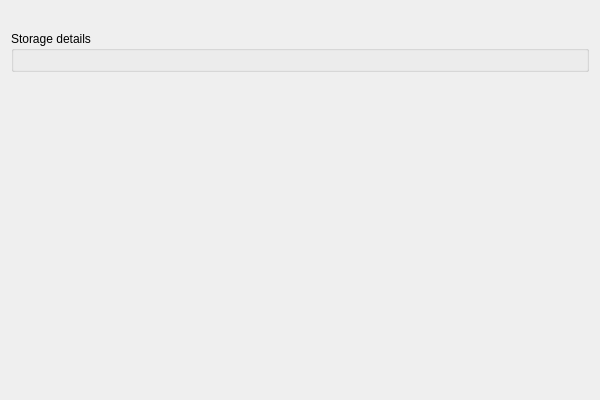
Old version of the form vbox/src/VBox/Frontends/VirtualBox/src/wizards/newhd/UINewHDWizardPageVariant.ui in the repository jljuxgm/vboxgit.
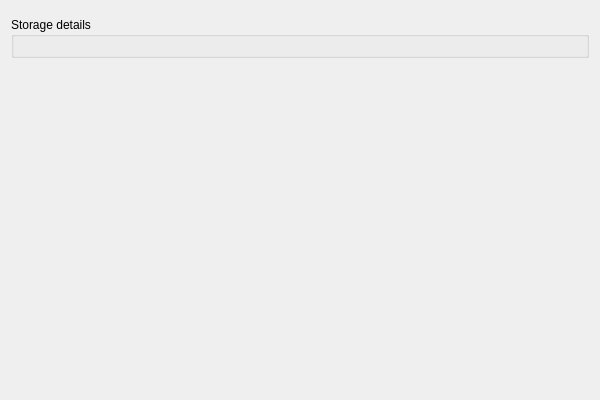
New version of the form. Custom widgets are drawn as their Qt base class.

The edit to the form file:
```diff
--- a/vbox/src/VBox/Frontends/VirtualBox/src/wizards/newhd/UINewHDWizardPageVariant.ui
+++ b/vbox/src/VBox/Frontends/VirtualBox/src/wizards/newhd/UINewHDWizardPageVariant.ui
@@ -23,25 +23,18 @@
     <height>400</height>
    </rect>
   </property>
-  <property name="sizePolicy">
-   <sizepolicy hsizetype="Minimum" vsizetype="Minimum">
-    <horstretch>0</horstretch>
-    <verstretch>0</verstretch>
-   </sizepolicy>
-  </property>
   <layout class="QVBoxLayout" name="m_pMainLayout">
-   <property name="bottomMargin" >
-    <number>0</number>
-   </property>
    <item>
-    <widget class="QILabel" name="m_pLabel">
-     <property name="wordWrap">
-      <bool>true</bool>
-     </property>
-    </widget>
+    <widget class="QIRichTextLabel" name="m_pLabel"/>
    </item>
    <item>
     <widget class="QGroupBox" name="m_pVariantContainer">
+     <property name="sizePolicy">
+      <sizepolicy hsizetype="MinimumExpanding" vsizetype="Fixed">
+       <horstretch>0</horstretch>
+       <verstretch>0</verstretch>
+      </sizepolicy>
+     </property>
      <property name="title">
       <string>Storage details</string>
      </property>
@@ -50,7 +43,10 @@
    </item>
    <item>
     <spacer name="m_pSpacer">
-     <property name="sizeHint" stdset="0">
+     <property name="orientation">
+      <enum>Qt::Vertical</enum>
+     </property>
+     <property name="sizeHint">
       <size>
        <width>0</width>
        <height>0</height>
@@ -62,9 +58,9 @@
  </widget>
  <customwidgets>
   <customwidget>
-   <class>QILabel</class>
-   <extends>QLabel</extends>
-   <header>QILabel.h</header>
+   <class>QIRichTextLabel</class>
+   <extends>QWidget</extends>
+   <header>QIRichTextLabel.h</header>
   </customwidget>
  </customwidgets>
  <resources/>
```
Left out of the diff: 2 changed lines with no effect on the pictures.
